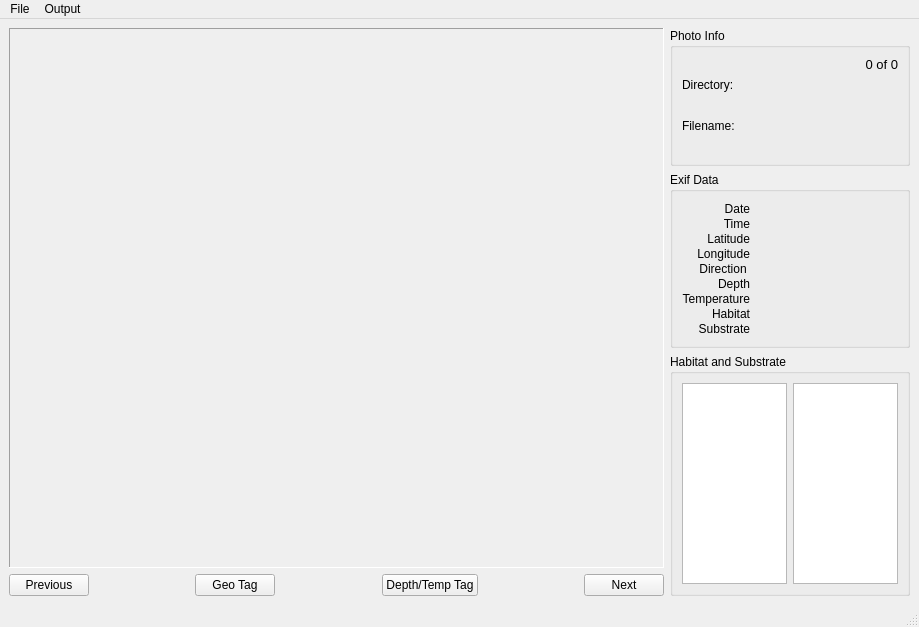
First picture: the form in qt_gui.ui, repository jkibele/benthic_photo_survey, before the edit.
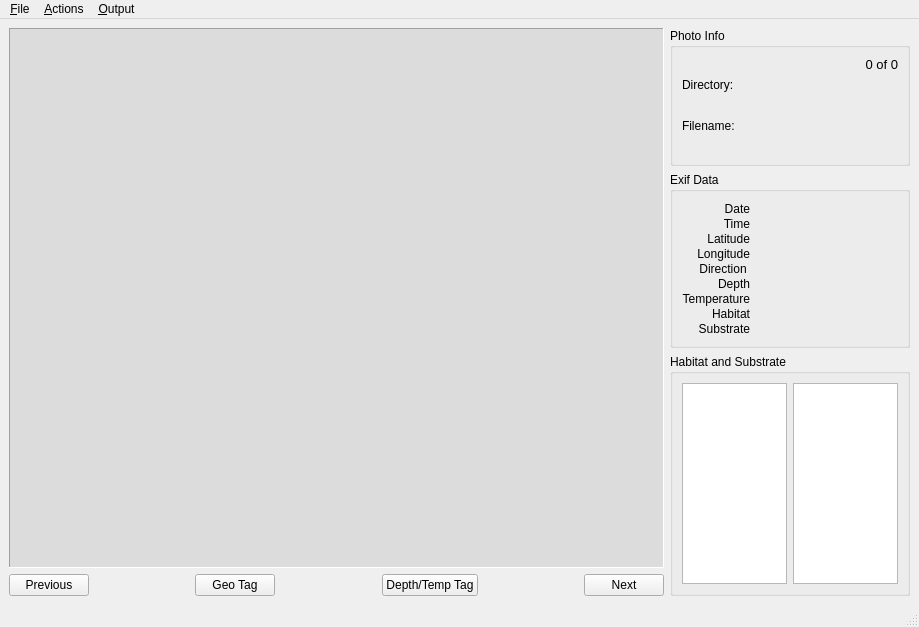
Second picture: the form after the edit.

Commit message: Qt version of GUI is complete(ish) and ready for some testing.

The edit to the form file:
```diff
--- a/qt_gui.ui
+++ b/qt_gui.ui
@@ -30,7 +30,7 @@
          <bool>true</bool>
         </property>
         <property name="sizePolicy">
-         <sizepolicy hsizetype="Expanding" vsizetype="Expanding">
+         <sizepolicy hsizetype="MinimumExpanding" vsizetype="MinimumExpanding">
           <horstretch>0</horstretch>
           <verstretch>0</verstretch>
          </sizepolicy>
@@ -38,9 +38,73 @@
         <property name="minimumSize">
          <size>
           <width>500</width>
-          <height>500</height>
+          <height>350</height>
          </size>
         </property>
+        <property name="palette">
+         <palette>
+          <active>
+           <colorrole role="Base">
+            <brush brushstyle="SolidPattern">
+             <color alpha="255">
+              <red>255</red>
+              <green>255</green>
+              <blue>255</blue>
+             </color>
+            </brush>
+           </colorrole>
+           <colorrole role="Window">
+            <brush brushstyle="SolidPattern">
+             <color alpha="255">
+              <red>220</red>
+              <green>220</green>
+              <blue>220</blue>
+             </color>
+            </brush>
+           </colorrole>
+          </active>
+          <inactive>
+           <colorrole role="Base">
+            <brush brushstyle="SolidPattern">
+             <color alpha="255">
+              <red>255</red>
+              <green>255</green>
+              <blue>255</blue>
+             </color>
+            </brush>
+           </colorrole>
+           <colorrole role="Window">
+            <brush brushstyle="SolidPattern">
+             <color alpha="255">
+              <red>220</red>
+              <green>220</green>
+              <blue>220</blue>
+             </color>
+            </brush>
+           </colorrole>
+          </inactive>
+          <disabled>
+           <colorrole role="Base">
+            <brush brushstyle="SolidPattern">
+             <color alpha="255">
+              <red>220</red>
+              <green>220</green>
+              <blue>220</blue>
+             </color>
+            </brush>
+           </colorrole>
+           <colorrole role="Window">
+            <brush brushstyle="SolidPattern">
+             <color alpha="255">
+              <red>220</red>
+              <green>220</green>
+              <blue>220</blue>
+             </color>
+            </brush>
+           </colorrole>
+          </disabled>
+         </palette>
+        </property>
         <property name="autoFillBackground">
          <bool>true</bool>
         </property>
@@ -565,7 +629,7 @@
    </property>
    <widget class="QMenu" name="menuFile">
     <property name="title">
-     <string>File</string>
+     <string>&amp;File</string>
     </property>
     <addaction name="actionLoad_GPS_Log"/>
     <addaction name="actionLoad_Depth_Log"/>
@@ -575,12 +639,20 @@
    </widget>
    <widget class="QMenu" name="menuOutput">
     <property name="title">
-     <string>Output</string>
+     <string>&amp;Output</string>
     </property>
     <addaction name="actionExport_Shapefile"/>
     <addaction name="actionDepth_Plot"/>
    </widget>
+   <widget class="QMenu" name="menuActions">
+    <property name="title">
+     <string>&amp;Actions</string>
+    </property>
+    <addaction name="actionGeo_Tag_All_Photos"/>
+    <addaction name="actionDepth_Temp_Tag_All"/>
+   </widget>
    <addaction name="menuFile"/>
+   <addaction name="menuActions"/>
    <addaction name="menuOutput"/>
   </widget>
   <widget class="QStatusBar" name="statusbar"/>
```
Left out of the diff: 150 changed lines with no effect on the pictures. The commit also changes 4 other files.
